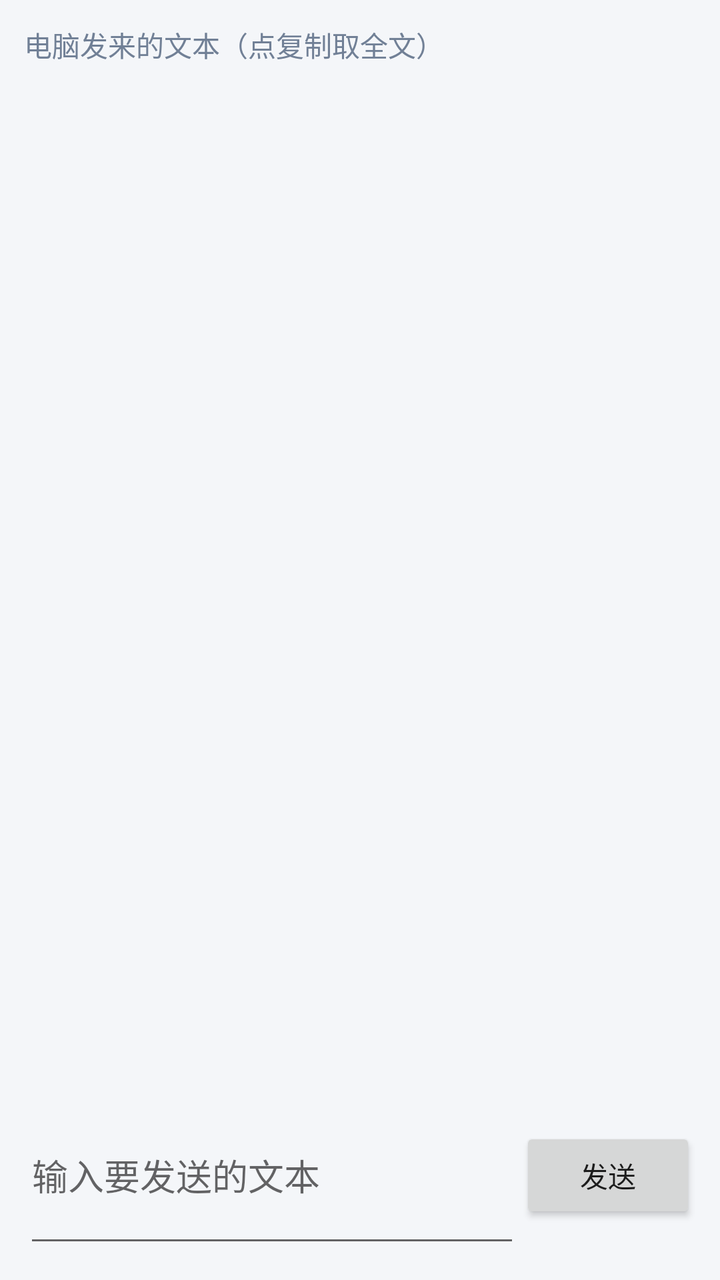
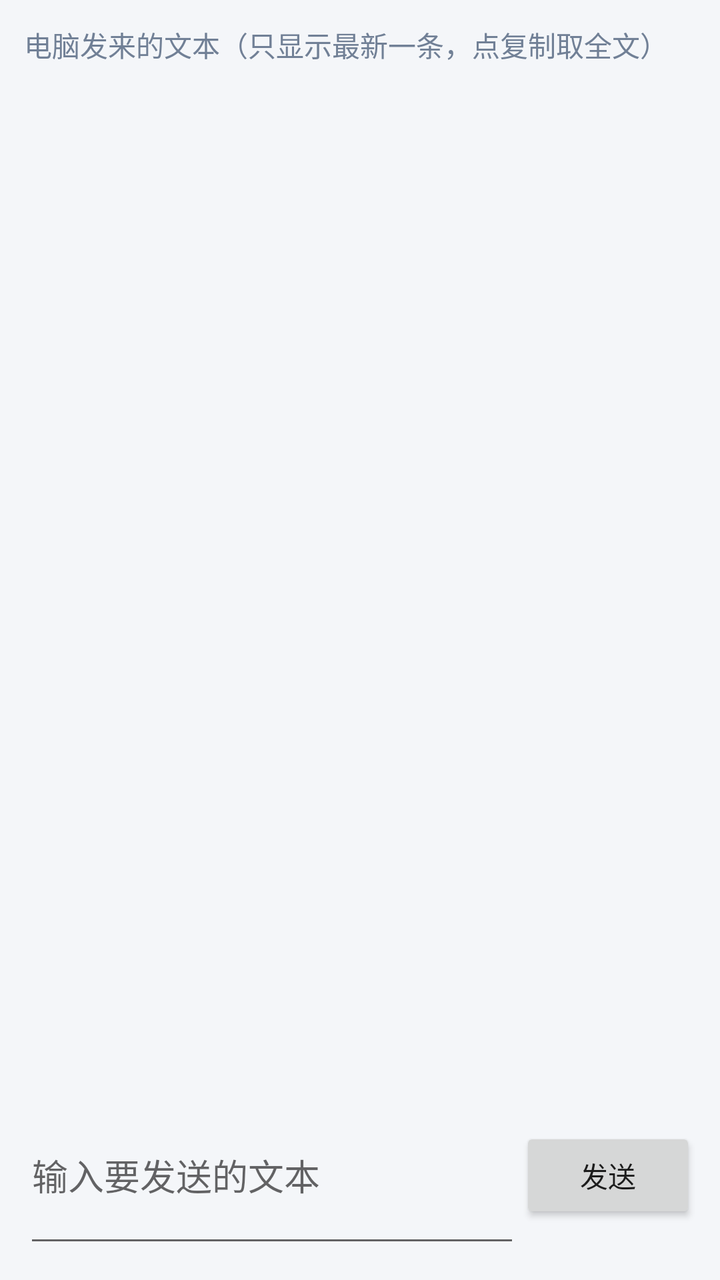

Compare the two renders of this Android layout. The source of the first and the diff that turns it into the second are given below.
<!-- AndroidManifest.xml: application theme Theme.ScreenKit -->
<!-- res/layout/activity_text_sync.xml -->
<?xml version="1.0" encoding="utf-8"?>
<LinearLayout xmlns:android="http://schemas.android.com/apk/res/android"
    android:layout_width="match_parent"
    android:layout_height="match_parent"
    android:orientation="vertical"
    android:padding="12dp"
    android:background="@color/bg">

    <TextView
        android:layout_width="match_parent"
        android:layout_height="wrap_content"
        android:text="电脑发来的文本（点复制取全文）"
        android:textColor="@color/muted"
        android:paddingBottom="8dp" />

    <ListView
        android:id="@+id/lvmsgs"
        android:layout_width="match_parent"
        android:layout_height="0dp"
        android:layout_weight="1" />

    <LinearLayout
        android:layout_width="match_parent"
        android:layout_height="wrap_content"
        android:orientation="horizontal"
        android:paddingTop="8dp">

        <EditText
            android:id="@+id/etext"
            android:layout_width="0dp"
            android:layout_height="wrap_content"
            android:layout_weight="1"
            android:hint="输入要发送的文本"
            android:minLines="2"
            android:gravity="top"
            android:inputType="textMultiLine" />

        <Button
            android:id="@+id/bsend"
            android:layout_width="wrap_content"
            android:layout_height="wrap_content"
            android:text="发送" />
    </LinearLayout>
</LinearLayout>
<!-- resources referenced by this layout -->
<resources>
  <color name="bg">#F4F6F9</color>
  <color name="muted">#718096</color>
  <style name="Theme.ScreenKit" parent="Theme.MaterialComponents.DayNight.DarkActionBar">
          <item name="android:windowBackground">@color/bg</item>
          <item name="colorPrimary">@color/accent</item>
          <item name="colorPrimaryVariant">@color/accent_dark</item>
          <item name="colorOnPrimary">#FFFFFF</item>
          <item name="colorAccent">@color/accent</item>
          <item name="android:statusBarColor">@color/accent_dark</item>
      </style>
  <color name="accent">#3B82F6</color>
  <color name="accent_dark">#2563EB</color>
</resources>

<!-- the commit's change to res/layout/activity_text_sync.xml (unified diff, before → after) -->
@@ -9,7 +9,7 @@
     <TextView
         android:layout_width="match_parent"
         android:layout_height="wrap_content"
-        android:text="电脑发来的文本（点复制取全文）"
+        android:text="电脑发来的文本（只显示最新一条，点复制取全文）"
         android:textColor="@color/muted"
         android:paddingBottom="8dp" />
 
